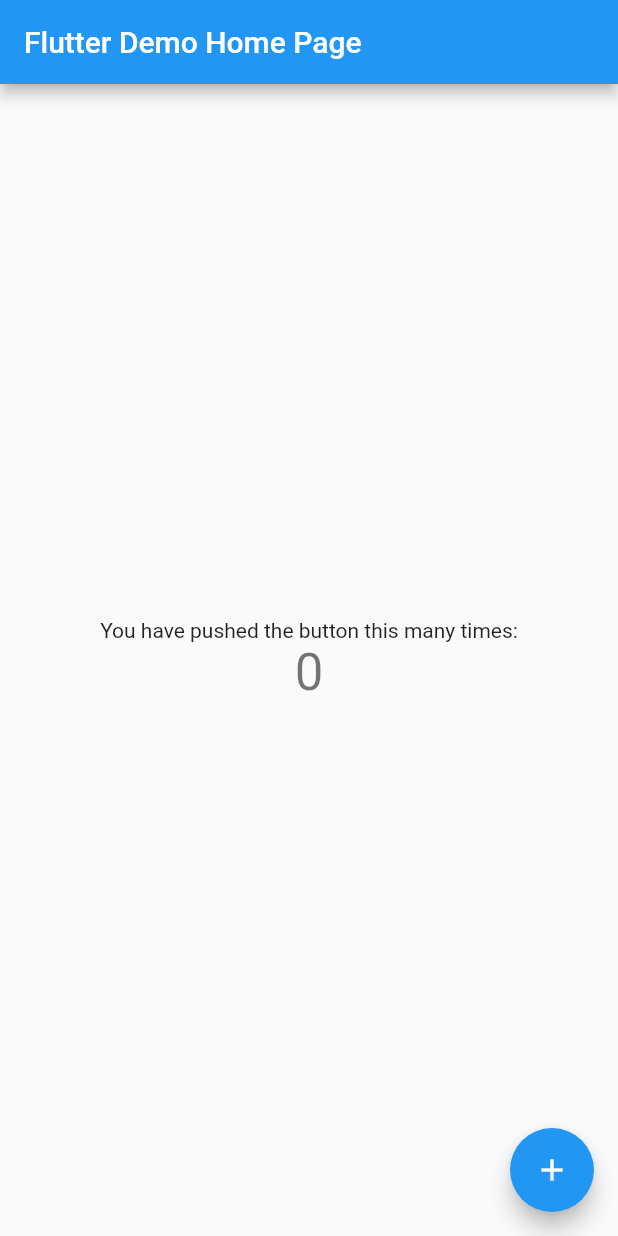
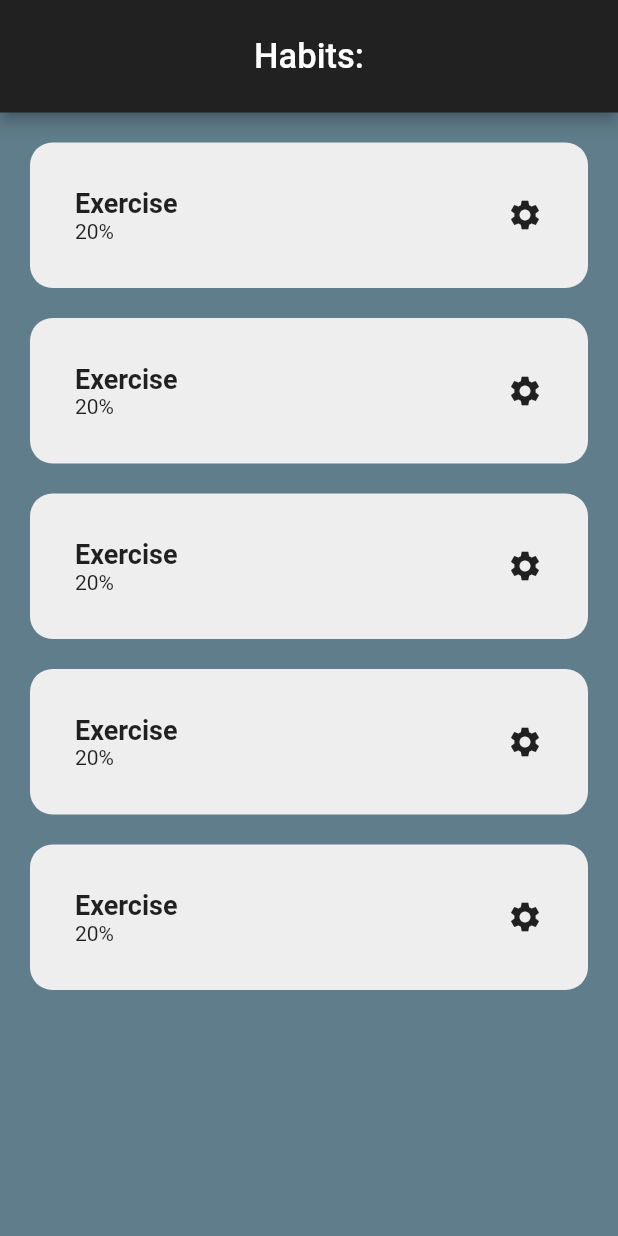
Before and after one commit to Youri-program/habit-tracker-flutter, a Flutter app: the screen it shows after launch, on a phone screen of 412 x 824 dp. Run offline on Flutter 3.47's test engine with Material 2 defaults, Android fonts, the phone set to English and light mode, and no system bars.

Commit message:
UI Changes
- Created home_page.dart file. Inside this file you will find the first UI changes.
- Created a seperate folder for utilities. Inside this folder a habit_tile.dart file is created. This file is obviously made for the habit tiles. This is realized so that we can simply call these tiles in home_page.dart, and thus keep the code organized at the same time.

```diff
--- /dev/null
+++ b/lib/home_page.dart
@@ -0,0 +1,38 @@
+import 'package:flutter/material.dart';
+import 'package:habit_tracker/util/habit_tile.dart';
+
+class HomePage extends StatefulWidget {
+  const HomePage({super.key});
+
+  @override
+  State<HomePage> createState() => _HomePageState();
+}
+
+class _HomePageState extends State<HomePage> {
+  @override
+  Widget build(BuildContext context) {
+    return Scaffold(
+      backgroundColor: Colors.blueGrey[500],
+      appBar: AppBar(
+        toolbarHeight: 75,
+        backgroundColor: Colors.grey[900],
+        title: const Text(
+          'Habits:',
+          style: TextStyle(
+            fontSize: 23,
+          ),
+        ),
+        centerTitle: true,
+      ),
+      body: Column(
+        children: const [
+          HabitTile(),
+          HabitTile(),
+          HabitTile(),
+          HabitTile(),
+          HabitTile(),
+        ],
+      ),
+    );
+  }
+}
--- a/lib/main.dart
+++ b/lib/main.dart
@@ -1,4 +1,5 @@
 import 'package:flutter/material.dart';
+import 'home_page.dart';
 
 void main() {
   runApp(const MyApp());
@@ -10,106 +11,9 @@ class MyApp extends StatelessWidget {
   // This widget is the root of your application.
   @override
   Widget build(BuildContext context) {
-    return MaterialApp(
-      title: 'Flutter Demo',
-      theme: ThemeData(
-        // This is the theme of your application.
-        //
-        // Try running your application with "flutter run". You'll see the
-        // application has a blue toolbar. Then, without quitting the app, try
-        // changing the primarySwatch below to Colors.green and then invoke
-        // "hot reload" (press "r" in the console where you ran "flutter run",
-        // or simply save your changes to "hot reload" in a Flutter IDE).
-        // Notice that the counter didn't reset back to zero; the application
-        // is not restarted.
-        primarySwatch: Colors.blue,
-      ),
-      home: const MyHomePage(title: 'Flutter Demo Home Page'),
+    return const MaterialApp(
+      debugShowCheckedModeBanner: false,
+      home: HomePage(),
     );
   }
 }
-
-class MyHomePage extends StatefulWidget {
-  const MyHomePage({super.key, required this.title});
-
-  // This widget is the home page of your application. It is stateful, meaning
-  // that it has a State object (defined below) that contains fields that affect
-  // how it looks.
-
-  // This class is the configuration for the state. It holds the values (in this
-  // case the title) provided by the parent (in this case the App widget) and
-  // used by the build method of the State. Fields in a Widget subclass are
-  // always marked "final".
-
-  final String title;
-
-  @override
-  State<MyHomePage> createState() => _MyHomePageState();
-}
-
-class _MyHomePageState extends State<MyHomePage> {
-  int _counter = 0;
-
-  void _incrementCounter() {
-    setState(() {
-      // This call to setState tells the Flutter framework that something has
-      // changed in this State, which causes it to rerun the build method below
-      // so that the display can reflect the updated values. If we changed
-      // _counter without calling setState(), then the build method would not be
-      // called again, and so nothing would appear to happen.
-      _counter++;
-    });
-  }
-
-  @override
-  Widget build(BuildContext context) {
-    // This method is rerun every time setState is called, for instance as done
-    // by the _incrementCounter method above.
-    //
-    // The Flutter framework has been optimized to make rerunning build methods
-    // fast, so that you can just rebuild anything that needs updating rather
-    // than having to individually change instances of widgets.
-    return Scaffold(
-      appBar: AppBar(
-        // Here we take the value from the MyHomePage object that was created by
-        // the App.build method, and use it to set our appbar title.
-        title: Text(widget.title),
-      ),
-      body: Center(
-        // Center is a layout widget. It takes a single child and positions it
-        // in the middle of the parent.
-        child: Column(
-          // Column is also a layout widget. It takes a list of children and
-          // arranges them vertically. By default, it sizes itself to fit its
-          // children horizontally, and tries to be as tall as its parent.
-          //
-          // Invoke "debug painting" (press "p" in the console, choose the
-          // "Toggle Debug Paint" action from the Flutter Inspector in Android
-          // Studio, or the "Toggle Debug Paint" command in Visual Studio Code)
-          // to see the wireframe for each widget.
-          //
-          // Column has various properties to control how it sizes itself and
-          // how it positions its children. Here we use mainAxisAlignment to
-          // center the children vertically; the main axis here is the vertical
-          // axis because Columns are vertical (the cross axis would be
-          // horizontal).
-          mainAxisAlignment: MainAxisAlignment.center,
-          children: <Widget>[
-            const Text(
-              'You have pushed the button this many times:',
-            ),
-            Text(
-              '$_counter',
-              style: Theme.of(context).textTheme.headline4,
-            ),
-          ],
-        ),
-      ),
-      floatingActionButton: FloatingActionButton(
-        onPressed: _incrementCounter,
-        tooltip: 'Increment',
-        child: const Icon(Icons.add),
-      ), // This trailing comma makes auto-formatting nicer for build methods.
-    );
-  }
-}
--- /dev/null
+++ b/lib/util/habit_tile.dart
@@ -0,0 +1,40 @@
+import 'package:flutter/material.dart';
+
+class HabitTile extends StatelessWidget {
+  const HabitTile({super.key});
+
+  @override
+  Widget build(BuildContext context) {
+    return Padding(
+      padding: const EdgeInsets.only(left: 20.0, right: 20.0, top: 20.0),
+      child: Container(
+        padding: const EdgeInsets.all(30),
+        decoration: BoxDecoration(
+          color: Colors.grey[200],
+          borderRadius: BorderRadius.circular(15),
+        ),
+        child: Row(
+          mainAxisAlignment: MainAxisAlignment.spaceBetween,
+          children: [
+            Column(
+              crossAxisAlignment: CrossAxisAlignment.start,
+              children: const [
+                // Habit name
+                Text(
+                  'Exercise',
+                  style: TextStyle(
+                    fontWeight: FontWeight.bold,
+                    fontSize: 18,
+                  ),
+                ),
+                // Habit Progress
+                Text('20%')
+              ],
+            ),
+            const Icon(Icons.settings),
+          ],
+        ),
+      ),
+    );
+  }
+}
```
